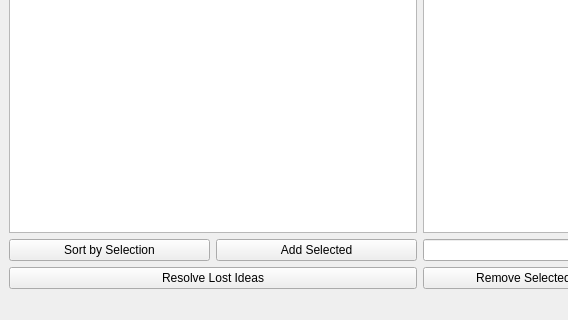
The window that src/clusterer/clustering_app.ui (filkry/crowbrain) describes before a commit, drawn with Qt 5; both pictures show x 0 to 568 and y 435 to 755 of the 840 by 755 pixel window.
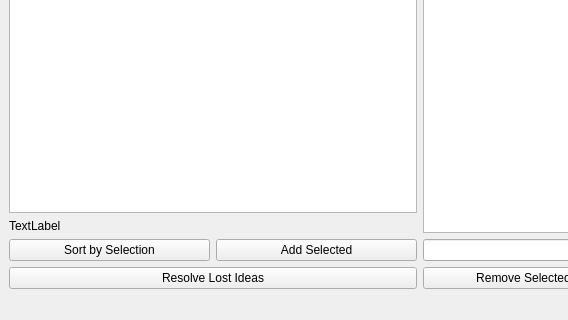
The same window after the commit.

```diff
--- a/src/clusterer/clustering_app.ui
+++ b/src/clusterer/clustering_app.ui
@@ -45,6 +45,13 @@
             </property>
            </widget>
           </item>
+          <item>
+           <widget class="QLabel" name="lbl_remaining">
+            <property name="text">
+             <string>TextLabel</string>
+            </property>
+           </widget>
+          </item>
           <item>
            <layout class="QHBoxLayout" name="horizontalLayout_5">
             <item>
```
Left out of the diff: 2 changed lines with no effect on the pictures.
